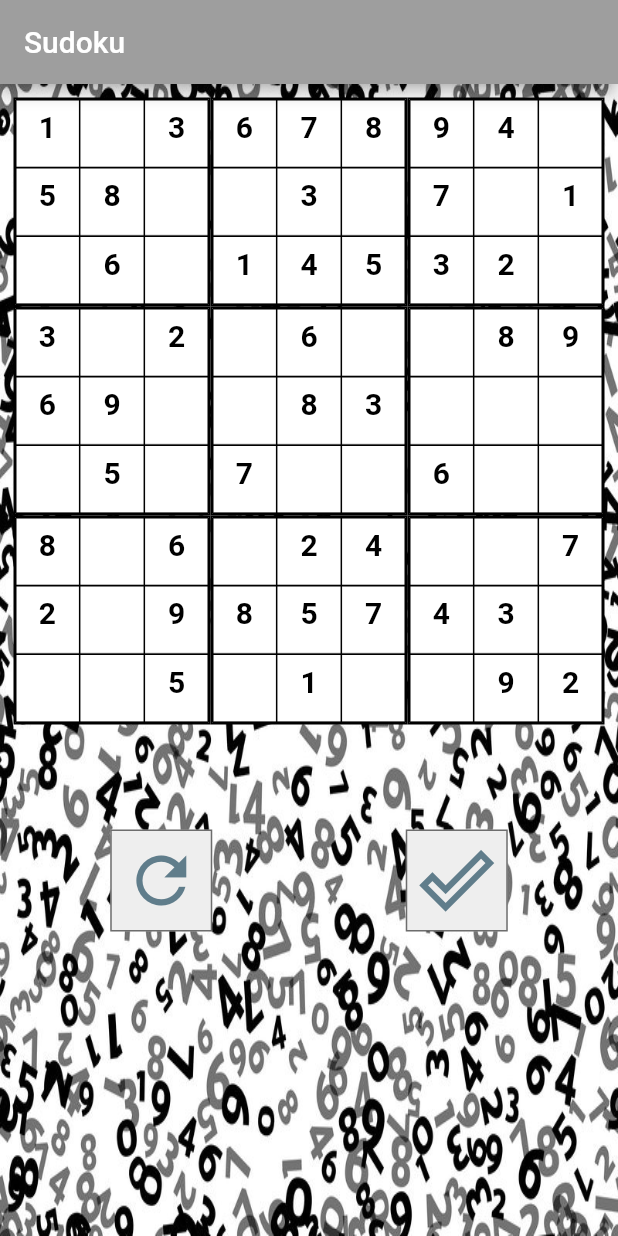
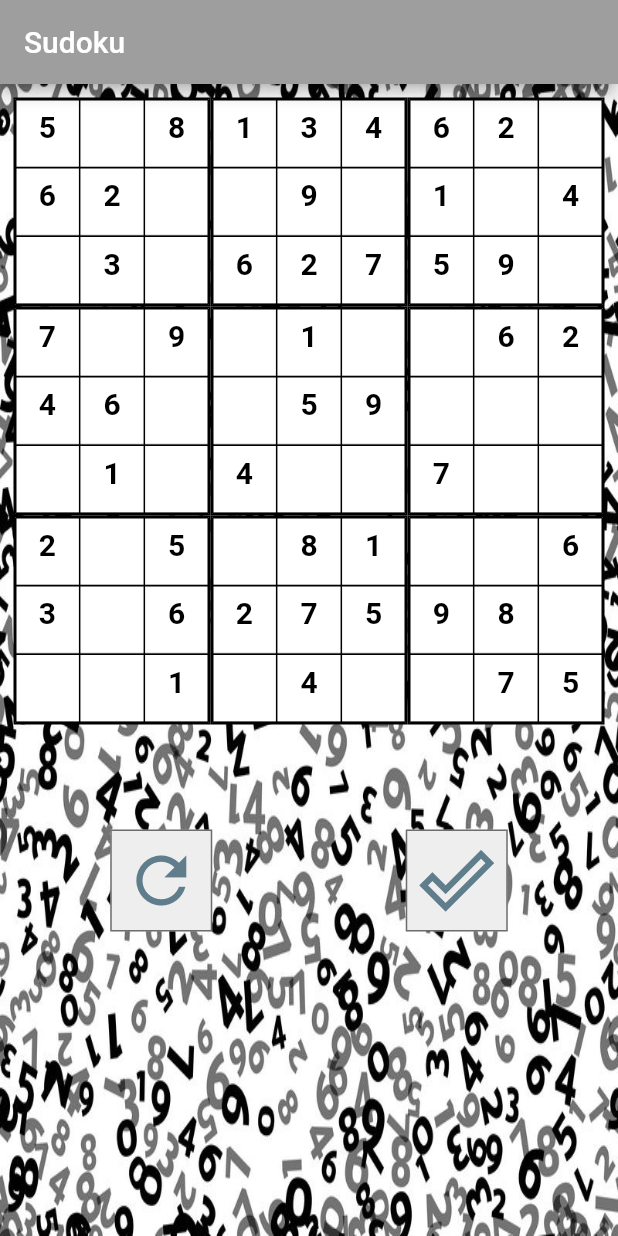
Before and after one commit to frkn2076/Sudoku, a Flutter app: the screen it shows after launch, on a phone screen of 412 x 824 dp. Run offline on Flutter 3.47's test engine with Material 2 defaults, Android fonts, the phone set to English and light mode, and no system bars.

Commit message:
sudoku generator added

```diff
--- a/lib/main.dart
+++ b/lib/main.dart
@@ -208,9 +208,6 @@ class _MyHomePageState extends State<MyHomePage> {
                             onChanged: (String item) {
                               this.editedSudoku[squareId][list.indexOf(value)]
                                   [index] = int.parse(item);
-                              print(editedSudoku[squareId]);
-                              print(
-                                  "item: $item  index1: $index   index2: ${list.indexOf(value)}   squareId: $squareId");
                             },
                             readOnly: value[index] != 0,
                             inputFormatters: <TextInputFormatter>[
@@ -244,6 +241,7 @@ class _MyHomePageState extends State<MyHomePage> {
 }
 
 class Sudoku {
+
   static bool isValidSudoku(List<List<List<int>>> squares) {
     Function eq = const ListEquality().equals;
     List<int> expectedSorted = [1, 2, 3, 4, 5, 6, 7, 8, 9];
@@ -281,65 +279,21 @@ class Sudoku {
   }
 
   static List<List<List<int>>> fillSquares() {
+    List<List<int>> sudoku = maskSudoku();
     List<List<List<int>>> squares = List<List<List<int>>>();
-    squares.add(Sudoku.getInnerSquare(0, 0));
-    squares.add(Sudoku.getInnerSquare(0, 1));
-    squares.add(Sudoku.getInnerSquare(0, 2));
-    squares.add(Sudoku.getInnerSquare(1, 0));
-    squares.add(Sudoku.getInnerSquare(1, 1));
-    squares.add(Sudoku.getInnerSquare(1, 2));
-    squares.add(Sudoku.getInnerSquare(2, 0));
-    squares.add(Sudoku.getInnerSquare(2, 1));
-    squares.add(Sudoku.getInnerSquare(2, 2));
+    squares.add(Sudoku.getInnerSquare(sudoku, 0, 0));
+    squares.add(Sudoku.getInnerSquare(sudoku, 0, 1));
+    squares.add(Sudoku.getInnerSquare(sudoku, 0, 2));
+    squares.add(Sudoku.getInnerSquare(sudoku, 1, 0));
+    squares.add(Sudoku.getInnerSquare(sudoku, 1, 1));
+    squares.add(Sudoku.getInnerSquare(sudoku, 1, 2));
+    squares.add(Sudoku.getInnerSquare(sudoku, 2, 0));
+    squares.add(Sudoku.getInnerSquare(sudoku, 2, 1));
+    squares.add(Sudoku.getInnerSquare(sudoku, 2, 2));
     return squares;
   }
 
-  // List<List<int>> createSudoku() {
-  //   var _random = Random();
-
-  //   List<List<int>> sudoku = List.generate(9, (a) => List.generate(9, (i) => 0));
-  //   for (var i = 0; i < 35; i++) {
-  //     OUTER: for (var i = 0; i < 9; i++) {
-  //       for (var i = 0; i < 9; i++) {
-  //         var random1 = _random.nextInt(9);
-  //         var random2 = _random.nextInt(9);
-  //         if (sudoku[random1][random2] == 0) {
-  //           List<int> availableOnes = availableItems(
-  //               sudoku, (random1 / 3).floor(), (random2 / 3).floor());
-  //           if (availableOnes.length != 0) {
-  //             var tempRandom = _random.nextInt(availableOnes.length);
-  //             var numberToAdd = availableOnes[tempRandom];
-  //             if (!sudoku[random1].contains(numberToAdd)) {
-  //               for (var k = 0; k < 9; k++) {
-  //                 if (sudoku[k][random2] == numberToAdd) {
-  //                   break OUTER;
-  //                 }
-  //               }
-  //               sudoku[random1][random2] = numberToAdd;
-  //               break OUTER;
-  //             }
-  //           }
-  //         }
-  //       }
-  //     }
-  //   }
-  //   return sudoku;
-  // }
-
-  // List<int> availableItems(List<List<int>> sudoku, int row, int column) {
-  //   List<int> availableOnes = List<int>.generate(9, (index) => index + 1);
-  //   for (var i = row * 3; i < row * 3 + 3; i++) {
-  //     for (var j = column * 3; j < column * 3 + 3; j++) {
-  //       if (sudoku[i][j] != 0) {
-  //         availableOnes.remove(sudoku[i][j]);
-  //       }
-  //     }
-  //   }
-  //   return availableOnes;
-  // }
-
-  static List<List<int>> getInnerSquare(int row, int column) {
-    var sudoku = maskSudoku();
+  static List<List<int>> getInnerSquare(List<List<int>> sudoku, int row, int column) {
     var innerSquare = List<List<int>>();
     for (var i = row * 3; i < row * 3 + 3; i++) {
       List<int> temp = List<int>();
@@ -353,7 +307,7 @@ class Sudoku {
 
   static List<List<int>> maskSudoku() {
     Random random = Random();
-    var sudoku = getSample();
+    var sudoku = sudokuGenerator();
     for (var i = 0; i < 7; i++) {
       for (var i = 0; i < 7; i++) {
         sudoku[random.nextInt(9)][random.nextInt(9)] = 0;
@@ -362,17 +316,30 @@ class Sudoku {
     return sudoku;
   }
 
-  static List<List<int>> getSample() {
-    return [
-      [1, 2, 3, 6, 7, 8, 9, 4, 5],
-      [5, 8, 4, 2, 3, 9, 7, 6, 1],
-      [9, 6, 7, 1, 4, 5, 3, 2, 8],
-      [3, 7, 2, 4, 6, 1, 5, 8, 9],
-      [6, 9, 1, 5, 8, 3, 2, 7, 4],
-      [4, 5, 8, 7, 9, 2, 6, 1, 3],
-      [8, 3, 6, 9, 2, 4, 1, 5, 7],
-      [2, 1, 9, 8, 5, 7, 4, 3, 6],
-      [7, 4, 5, 3, 1, 6, 8, 9, 2]
-    ];
+  static List<List<int>> sudokuGenerator() {
+
+    List<int> sequence = List.generate(18, (index) => index%9+1);
+    List<List<int>> sample = List.generate(9, (index) => sequence.sublist(9-(index/3).floor()-(index%3)*3,9-(index/3).floor()-(index%3)*3+9));
+
+    Random random = Random();
+
+    for (var k = 0; k < 25; k++) {
+      var switch1 = random.nextInt(9) + 1;
+      var switch2 = random.nextInt(9) + 1;
+
+      if (switch1 != switch2) {
+        for (var i = 0; i < 9; i++) {
+          for (var j = 0; j < 9; j++) {
+            if (sample[i][j] == switch1) {
+              sample[i][j] = switch2;
+            } else if (sample[i][j] == switch2) {
+              sample[i][j] = switch1;
+            }
+          }
+        }
+      }
+    }
+
+    return sample;
   }
 }
```
